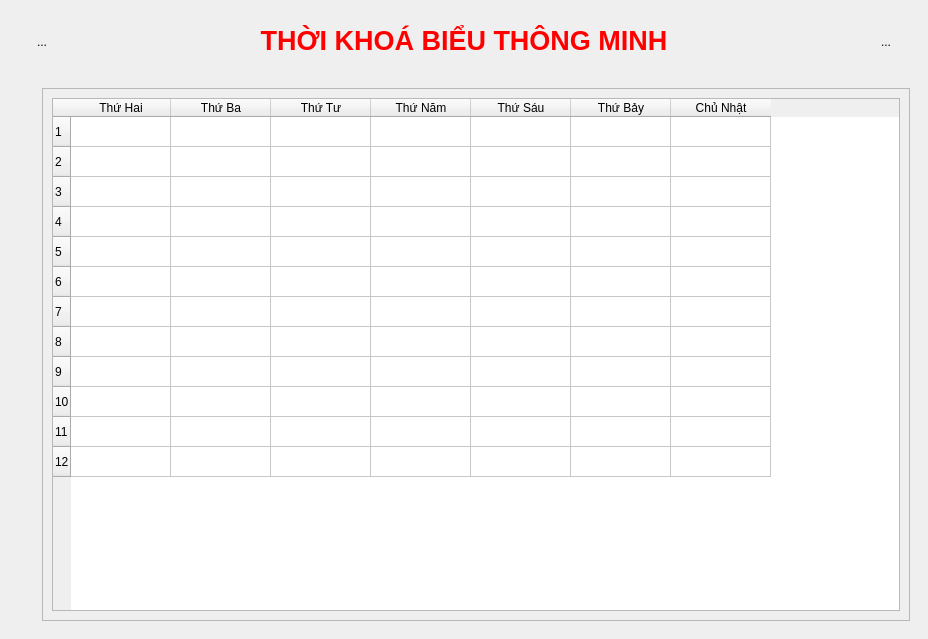
The window that mainwindow.ui (dungcan2k5/Smart_Timetable) describes before a commit, drawn with Qt 5.
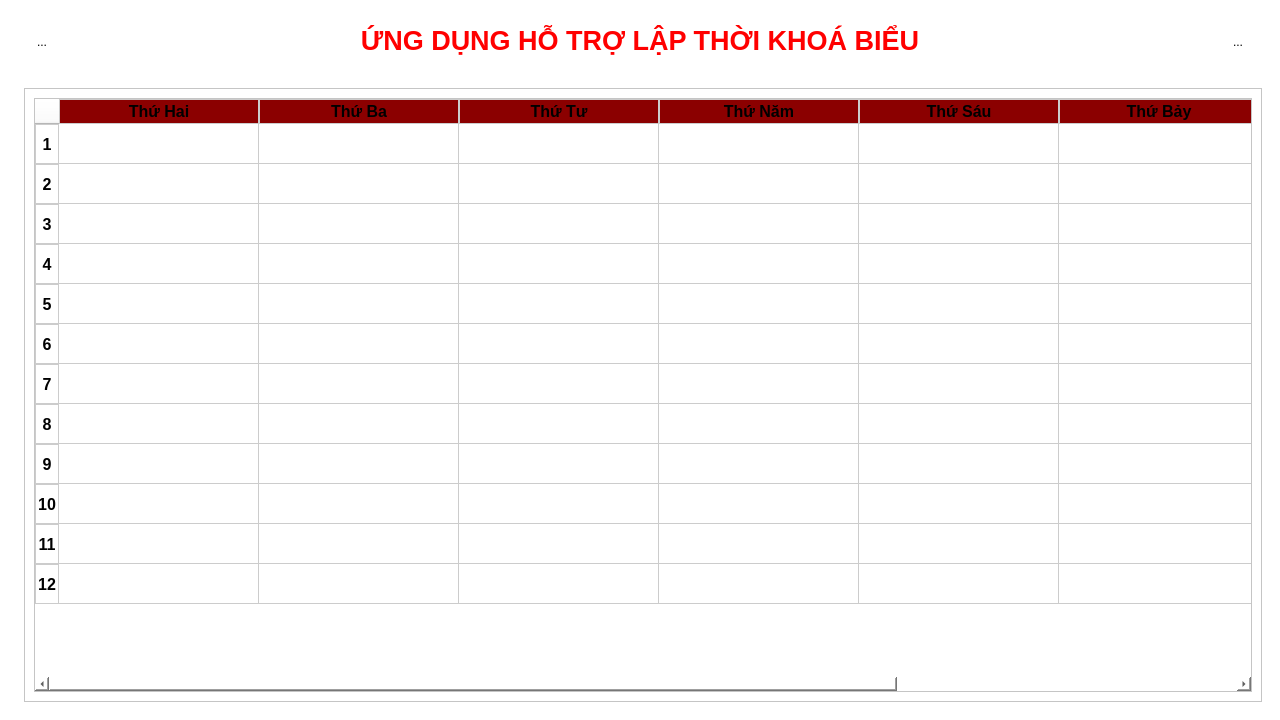
The same window after the commit. Icons and pictures are not drawn.

Diff of the .ui file:
```diff
--- a/mainwindow.ui
+++ b/mainwindow.ui
@@ -6,13 +6,16 @@
    <rect>
     <x>0</x>
     <y>0</y>
-    <width>928</width>
-    <height>639</height>
+    <width>1280</width>
+    <height>720</height>
    </rect>
   </property>
   <property name="windowTitle">
    <string>MainWindow</string>
   </property>
+  <property name="styleSheet">
+   <string notr="true">background-color: #fff;</string>
+  </property>
   <widget class="QWidget" name="centralwidget">
    <layout class="QGridLayout" name="gridLayout">
     <item row="1" column="0">
@@ -25,11 +28,30 @@
       </property>
       <property name="maximumSize">
        <size>
-        <width>150</width>
+        <width>360</width>
         <height>16777215</height>
        </size>
       </property>
+      <property name="styleSheet">
+       <string notr="true">border: 1px solid #ccc;
+border-radius: 7px;</string>
+      </property>
       <layout class="QVBoxLayout" name="verticalLayout">
+       <property name="spacing">
+        <number>0</number>
+       </property>
+       <property name="leftMargin">
+        <number>0</number>
+       </property>
+       <property name="topMargin">
+        <number>0</number>
+       </property>
+       <property name="rightMargin">
+        <number>0</number>
+       </property>
+       <property name="bottomMargin">
+        <number>0</number>
+       </property>
        <item>
         <widget class="QFrame" name="frameConfig">
          <property name="frameShape">
@@ -93,7 +115,7 @@
           </font>
          </property>
          <property name="text">
-          <string>&lt;html&gt;&lt;head/&gt;&lt;body&gt;&lt;p&gt;&lt;span style=&quot; color:#ff0000;&quot;&gt;THỜI KHOÁ BIỂU THÔNG MINH&lt;/span&gt;&lt;/p&gt;&lt;/body&gt;&lt;/html&gt;</string>
+          <string>&lt;html&gt;&lt;head/&gt;&lt;body&gt;&lt;p&gt;&lt;span style=&quot; color:#ff0000;&quot;&gt;ỨNG DỤNG HỖ TRỢ LẬP THỜI KHOÁ BIỂU&lt;/span&gt;&lt;/p&gt;&lt;/body&gt;&lt;/html&gt;</string>
          </property>
          <property name="alignment">
           <set>Qt::AlignmentFlag::AlignCenter</set>
@@ -140,6 +162,9 @@
       <layout class="QHBoxLayout" name="horizontalLayout_2">
        <item>
         <widget class="QFrame" name="frame">
+         <property name="styleSheet">
+          <string notr="true"/>
+         </property>
          <property name="frameShape">
           <enum>QFrame::Shape::StyledPanel</enum>
          </property>
@@ -149,58 +174,540 @@
          <layout class="QHBoxLayout" name="horizontalLayout_3">
           <item>
            <widget class="QTableWidget" name="tableWidget">
+            <property name="font">
+             <font>
+              <pointsize>12</pointsize>
+              <bold>true</bold>
+              <stylestrategy>PreferDefault</stylestrategy>
+             </font>
+            </property>
+            <property name="styleSheet">
+             <string notr="true">QTableWidget {
+    gridline-color: #ccc;
+}
+
+QHeaderView::section {
+    border: 1px solid #ccc;
+}
+
+QHeaderView::section:horizontal {
+    background-color: #8b0000;
+}
+
+QHeaderView::section:vertical {
+    background-color: #fff;
+    color: #000;
+}
+
+/* Kiểu mặc định của thanh cuộn */
+QScrollBar:vertical {
+    border: none;
+    background: #f0f0f0; /* Màu nền nhạt */
+    width: 8px; /* Thanh cuộn nhỏ */
+    margin: 0px 0px 0px 0px;
+	border-radius: 4px;
+}
+
+QScrollBar::handle:vertical {
+    background: #a0a0a0; /* Màu tay cầm nhạt */
+    min-height: 40px;
+    border-radius: 4px;
+    transition: all 0.3s; /* Hiệu ứng chuyển đổi mượt mà */
+}
+
+QScrollBar::add-line:vertical, QScrollBar::sub-line:vertical {
+    border: none;
+    background: none;
+    height: 0px; /* Ẩn nút mũi tên */
+}
+
+QScrollBar::add-page:vertical, QScrollBar::sub-page:vertical {
+    background: none;
+}
+
+/* Kiểu khi hover vào thanh cuộn */
+QScrollBar:vertical:hover {
+    width: 12px; /* Tăng kích thước khi hover */
+}
+
+QScrollBar::handle:vertical:hover {
+    background: #808080; /* Thay đổi màu để dễ nhìn hơn khi hover */
+    width: 12px; /* Đảm bảo kích thước tăng theo thanh cuộn */
+}
+
+QScrollBar::add-line:vertical:hover, QScrollBar::sub-line:vertical:hover {
+    height: 12px; /* Hiển thị lại nút mũi tên khi hover */
+}
+
+/* Kiểu mặc định của thanh cuộn ngang */
+QScrollBar:horizontal {
+    border: none;
+    background: #f0f0f0;
+    height: 8px;
+    margin: 0px 0px 0px 0px;
+	border-radius: 4px;
+}
+
+QScrollBar::handle:horizontal {
+    background: #a0a0a0;
+    min-width: 6px;
+    border-radius: 4px;
+    transition: all 0.3s;
+}
+
+QScrollBar::add-line:horizontal, QScrollBar::sub-line:horizontal {
+    border: none;
+    background: none;
+    width: 0px;
+}
+
+QScrollBar::add-page:horizontal, QScrollBar::sub-page:horizontal {
+    background: none;
+}
+
+/* Kiểu khi hover vào thanh cuộn ngang */
+QScrollBar:horizontal:hover {
+    height: 12px;
+}
+
+QScrollBar::handle:horizontal:hover {
+    background: #808080;
+    height: 12px;
+}
+
+QScrollBar::add-line:horizontal:hover, QScrollBar::sub-line:horizontal:hover {
+    width: 12px;
+}
+</string>
+            </property>
+            <property name="showGrid">
+             <bool>true</bool>
+            </property>
             <property name="rowCount">
              <number>12</number>
             </property>
             <property name="columnCount">
              <number>7</number>
             </property>
-            <row/>
-            <row/>
-            <row/>
-            <row/>
-            <row/>
-            <row/>
-            <row/>
-            <row/>
-            <row/>
-            <row/>
-            <row/>
-            <row/>
+            <attribute name="horizontalHeaderVisible">
+             <bool>true</bool>
+            </attribute>
+            <attribute name="horizontalHeaderCascadingSectionResizes">
+             <bool>false</bool>
+            </attribute>
+            <attribute name="horizontalHeaderMinimumSectionSize">
+             <number>200</number>
+            </attribute>
+            <attribute name="horizontalHeaderDefaultSectionSize">
+             <number>200</number>
+            </attribute>
+            <attribute name="verticalHeaderMinimumSectionSize">
+             <number>40</number>
+            </attribute>
+            <attribute name="verticalHeaderDefaultSectionSize">
+             <number>40</number>
+            </attribute>
+            <row>
+             <property name="text">
+              <string>1</string>
+             </property>
+             <property name="font">
+              <font>
+               <pointsize>12</pointsize>
+               <bold>true</bold>
+              </font>
+             </property>
+             <property name="textAlignment">
+              <set>AlignCenter</set>
+             </property>
+             <property name="foreground">
+              <brush brushstyle="NoBrush">
+               <color alpha="255">
+                <red>51</red>
+                <green>51</green>
+                <blue>51</blue>
+               </color>
+              </brush>
+             </property>
+            </row>
+            <row>
+             <property name="text">
+              <string>2</string>
+             </property>
+             <property name="font">
+              <font>
+               <pointsize>12</pointsize>
+               <bold>true</bold>
+              </font>
+             </property>
+             <property name="textAlignment">
+              <set>AlignCenter</set>
+             </property>
+             <property name="foreground">
+              <brush brushstyle="NoBrush">
+               <color alpha="255">
+                <red>51</red>
+                <green>51</green>
+                <blue>51</blue>
+               </color>
+              </brush>
+             </property>
+            </row>
+            <row>
+             <property name="text">
+              <string>3</string>
+             </property>
+             <property name="font">
+              <font>
+               <pointsize>12</pointsize>
+               <bold>true</bold>
+              </font>
+             </property>
+             <property name="textAlignment">
+              <set>AlignCenter</set>
+             </property>
+             <property name="foreground">
+              <brush brushstyle="NoBrush">
+               <color alpha="255">
+                <red>51</red>
+                <green>51</green>
+                <blue>51</blue>
+               </color>
+              </brush>
+             </property>
+            </row>
+            <row>
+             <property name="text">
+              <string>4</string>
+             </property>
+             <property name="font">
+              <font>
+               <pointsize>12</pointsize>
+               <bold>true</bold>
+              </font>
+             </property>
+             <property name="textAlignment">
+              <set>AlignCenter</set>
+             </property>
+             <property name="foreground">
+              <brush brushstyle="NoBrush">
+               <color alpha="255">
+                <red>51</red>
+                <green>51</green>
+                <blue>51</blue>
+               </color>
+              </brush>
+             </property>
+            </row>
+            <row>
+             <property name="text">
+              <string>5</string>
+             </property>
+             <property name="font">
+              <font>
+               <pointsize>12</pointsize>
+               <bold>true</bold>
+              </font>
+             </property>
+             <property name="textAlignment">
+              <set>AlignCenter</set>
+             </property>
+             <property name="foreground">
+              <brush brushstyle="NoBrush">
+               <color alpha="255">
+                <red>51</red>
+                <green>51</green>
+                <blue>51</blue>
+               </color>
+              </brush>
+             </property>
+            </row>
+            <row>
+             <property name="text">
+              <string>6</string>
+             </property>
+             <property name="font">
+              <font>
+               <pointsize>12</pointsize>
+               <bold>true</bold>
+              </font>
+             </property>
+             <property name="textAlignment">
+              <set>AlignCenter</set>
+             </property>
+             <property name="foreground">
+              <brush brushstyle="NoBrush">
+               <color alpha="255">
+                <red>51</red>
+                <green>51</green>
+                <blue>51</blue>
+               </color>
+              </brush>
+             </property>
+            </row>
+            <row>
+             <property name="text">
+              <string>7</string>
+             </property>
+             <property name="font">
+              <font>
+               <pointsize>12</pointsize>
+               <bold>true</bold>
+              </font>
+             </property>
+             <property name="textAlignment">
+              <set>AlignCenter</set>
+             </property>
+             <property name="foreground">
+              <brush brushstyle="NoBrush">
+               <color alpha="255">
+                <red>51</red>
+                <green>51</green>
+                <blue>51</blue>
+               </color>
+              </brush>
+             </property>
+            </row>
+            <row>
+             <property name="text">
+              <string>8</string>
+             </property>
+             <property name="font">
+              <font>
+               <pointsize>12</pointsize>
+               <bold>true</bold>
+              </font>
+             </property>
+             <property name="textAlignment">
+              <set>AlignCenter</set>
+             </property>
+             <property name="foreground">
+              <brush brushstyle="NoBrush">
+               <color alpha="255">
+                <red>51</red>
+                <green>51</green>
+                <blue>51</blue>
+               </color>
+              </brush>
+             </property>
+            </row>
+            <row>
+             <property name="text">
+              <string>9</string>
+             </property>
+             <property name="font">
+              <font>
+               <pointsize>12</pointsize>
+               <bold>true</bold>
+              </font>
+             </property>
+             <property name="textAlignment">
+              <set>AlignCenter</set>
+             </property>
+             <property name="foreground">
+              <brush brushstyle="NoBrush">
+               <color alpha="255">
+                <red>51</red>
+                <green>51</green>
+                <blue>51</blue>
+               </color>
+              </brush>
+             </property>
+            </row>
+            <row>
+             <property name="text">
+              <string>10</string>
+             </property>
+             <property name="font">
+              <font>
+               <pointsize>12</pointsize>
+               <bold>true</bold>
+              </font>
+             </property>
+             <property name="textAlignment">
+              <set>AlignCenter</set>
+             </property>
+             <property name="foreground">
+              <brush brushstyle="NoBrush">
+               <color alpha="255">
+                <red>51</red>
+                <green>51</green>
+                <blue>51</blue>
+               </color>
+              </brush>
+             </property>
+            </row>
+            <row>
+             <property name="text">
+              <string>11</string>
+             </property>
+             <property name="font">
+              <font>
+               <pointsize>12</pointsize>
+               <bold>true</bold>
+              </font>
+             </property>
+             <property name="textAlignment">
+              <set>AlignCenter</set>
+             </property>
+             <property name="foreground">
+              <brush brushstyle="NoBrush">
+               <color alpha="255">
+                <red>51</red>
+                <green>51</green>
+                <blue>51</blue>
+               </color>
+              </brush>
+             </property>
+            </row>
+            <row>
+             <property name="text">
+              <string>12</string>
+             </property>
+             <property name="font">
+              <font>
+               <pointsize>12</pointsize>
+               <bold>true</bold>
+              </font>
+             </property>
+             <property name="textAlignment">
+              <set>AlignCenter</set>
+             </property>
+             <property name="foreground">
+              <brush brushstyle="NoBrush">
+               <color alpha="255">
+                <red>51</red>
+                <green>51</green>
+                <blue>51</blue>
+               </color>
+              </brush>
+             </property>
+            </row>
             <column>
              <property name="text">
               <string>Thứ Hai</string>
              </property>
+             <property name="font">
+              <font>
+               <pointsize>12</pointsize>
+               <bold>true</bold>
+              </font>
+             </property>
+             <property name="background">
+              <color>
+               <red>139</red>
+               <green>0</green>
+               <blue>0</blue>
+              </color>
+             </property>
             </column>
             <column>
              <property name="text">
               <string>Thứ Ba</string>
              </property>
+             <property name="font">
+              <font>
+               <pointsize>12</pointsize>
+               <bold>true</bold>
+              </font>
+             </property>
+             <property name="background">
+              <color>
+               <red>139</red>
+               <green>0</green>
+               <blue>0</blue>
+              </color>
+             </property>
             </column>
             <column>
              <property name="text">
               <string>Thứ Tư</string>
              </property>
+             <property name="font">
+              <font>
+               <pointsize>12</pointsize>
+               <bold>true</bold>
+              </font>
+             </property>
+             <property name="background">
+              <color>
+               <red>139</red>
+               <green>0</green>
+               <blue>0</blue>
+              </color>
+             </property>
             </column>
             <column>
              <property name="text">
               <string>Thứ Năm</string>
              </property>
+             <property name="font">
+              <font>
+               <pointsize>12</pointsize>
+               <bold>true</bold>
+              </font>
+             </property>
+             <property name="background">
+              <color>
+               <red>139</red>
+               <green>0</green>
+               <blue>0</blue>
+              </color>
+             </property>
             </column>
             <column>
              <property name="text">
               <string>Thứ Sáu</string>
              </property>
+             <property name="font">
+              <font>
+               <pointsize>12</pointsize>
+               <bold>true</bold>
+              </font>
+             </property>
+             <property name="background">
+              <color>
+               <red>139</red>
+               <green>0</green>
+               <blue>0</blue>
+              </color>
+             </property>
             </column>
             <column>
              <property name="text">
               <string>Thứ Bảy</string>
              </property>
+             <property name="font">
+              <font>
+               <pointsize>12</pointsize>
+               <bold>true</bold>
+              </font>
+             </property>
+             <property name="background">
+              <color>
+               <red>139</red>
+               <green>0</green>
+               <blue>0</blue>
+              </color>
+             </property>
             </column>
             <column>
              <property name="text">
               <string>Chủ Nhật</string>
              </property>
+             <property name="font">
+              <font>
+               <pointsize>12</pointsize>
+               <bold>true</bold>
+              </font>
+             </property>
+             <property name="background">
+              <color>
+               <red>139</red>
+               <green>0</green>
+               <blue>0</blue>
+              </color>
+             </property>
             </column>
            </widget>
           </item>
```
Left out of the diff: 6 changed lines with no effect on the pictures.
